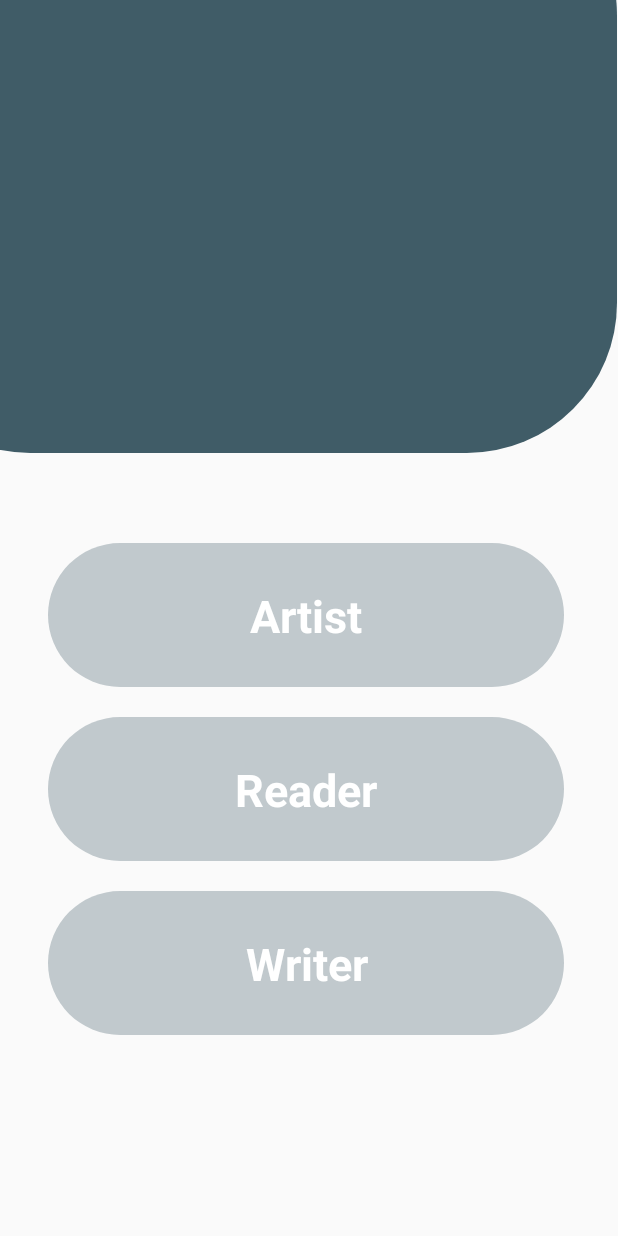
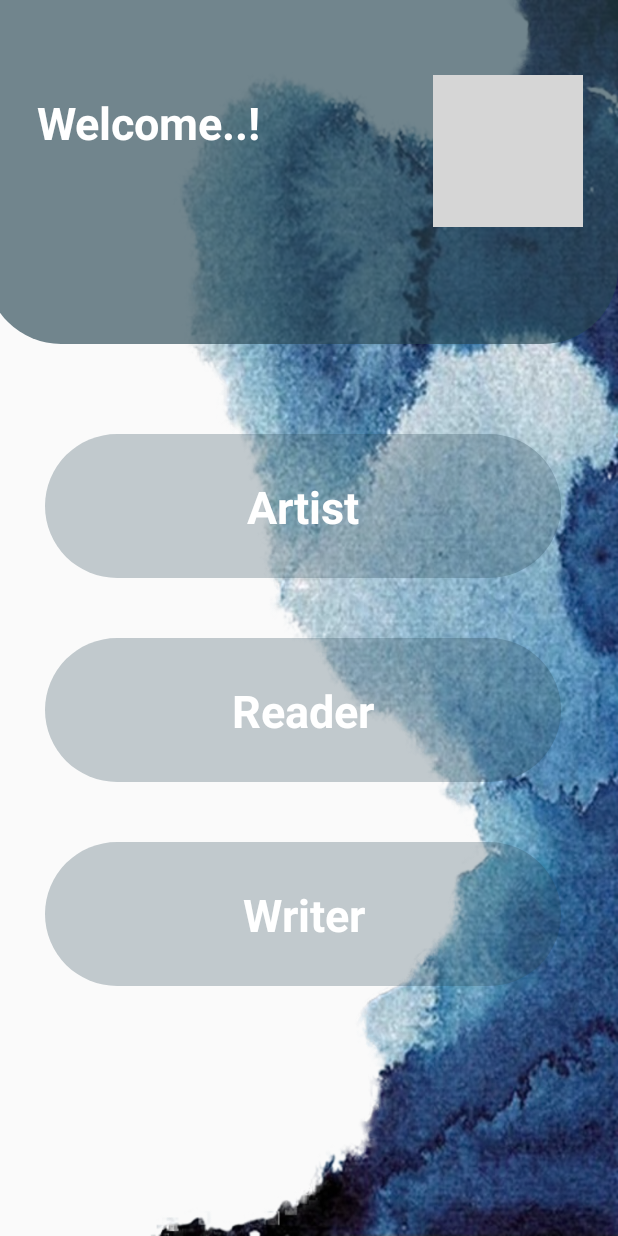
Before and after one commit to DinaAljutayli/MeToMe, an Android app: the CategoriesActivity screen opened directly, with no data from a screen before it, on a phone screen of 412 x 824 dp. Run offline under Robolectric (Android 15) with nearby library versions, the phone set to English and light mode, and no system bars; grey boxes are pictures that could not be loaded.

Commit message:
create new activities

```diff
--- a/app/build.gradle
+++ b/app/build.gradle
@@ -26,6 +26,12 @@ dependencies {
     implementation fileTree(dir: "libs", include: ["*.jar"])
     implementation 'androidx.appcompat:appcompat:1.2.0'
     implementation 'androidx.constraintlayout:constraintlayout:2.0.2'
+    implementation 'androidx.recyclerview:recyclerview:1.1.0'
+    implementation 'androidx.cardview:cardview:1.0.0'
+    implementation 'com.google.android.material:material:1.1.0'
+    implementation 'com.squareup.retrofit2:retrofit:2.6.4'
+    implementation 'com.squareup.retrofit2:converter-scalars:2.6.4'
+    implementation 'com.github.bumptech.glide:glide:3.8.0'
     testImplementation 'junit:junit:4.12'
     androidTestImplementation 'androidx.test.ext:junit:1.1.2'
     androidTestImplementation 'androidx.test.espresso:espresso-core:3.3.0'
--- a/app/src/main/AndroidManifest.xml
+++ b/app/src/main/AndroidManifest.xml
@@ -9,7 +9,9 @@
         android:roundIcon="@mipmap/ic_launcher_round"
         android:supportsRtl="true"
         android:theme="@style/AppTheme">
-        <activity android:name=".CategoriesActivity"></activity>
+        <activity android:name=".ArtistActivity"></activity>
+        <activity android:name=".ProfileActivity" />
+        <activity android:name=".CategoriesActivity" />
         <activity android:name=".SignUpActivity" />
         <activity android:name=".LoginActivity" />
         <activity android:name=".LoginSignUpActivity" />
--- a/app/src/main/java/com/example/metome/CategoriesActivity.java
+++ b/app/src/main/java/com/example/metome/CategoriesActivity.java
@@ -2,14 +2,32 @@ package com.example.metome;
 
 import androidx.appcompat.app.AppCompatActivity;
 
+import android.content.Intent;
 import android.os.Bundle;
+import android.view.View;
+import android.widget.ImageView;
 
 public class CategoriesActivity extends AppCompatActivity {
+
+    ImageView ivProfile;
 
     @Override
     protected void onCreate(Bundle savedInstanceState) {
         super.onCreate(savedInstanceState);
         setContentView(R.layout.activity_categories);
 
+        ivProfile = findViewById(R.id.ivProfile);
+
+        ivProfile.setOnClickListener(new View.OnClickListener() {
+            @Override
+            public void onClick(View view) {
+                Intent ProfileIntent = new Intent(CategoriesActivity.this,ProfileActivity.class);
+                startActivity(ProfileIntent);
+            }
+        });
+
+
+
+
     }
 }
--- /dev/null
+++ b/app/src/main/res/drawable/categories_shape.xml
@@ -0,0 +1,14 @@
+<?xml version="1.0" encoding="utf-8"?>
+<selector xmlns:android="http://schemas.android.com/apk/res/android">
+
+
+    <item>
+        <shape android:shape="rectangle">
+            <corners android:radius="50dp"/>
+            <solid android:color="#A6284854"/>
+
+        </shape>
+    </item>
+
+
+</selector>
--- a/app/src/main/res/layout/activity_categories.xml
+++ b/app/src/main/res/layout/activity_categories.xml
@@ -5,24 +5,60 @@
     xmlns:tools="http://schemas.android.com/tools"
     android:layout_width="match_parent"
     android:layout_height="match_parent"
-    tools:context=".CategoriesActivity">
+    tools:context=".CategoriesActivity"
+    android:background="@drawable/bk2">
+
 
     <LinearLayout
-        android:id="@+id/linearlayout"
-        android:layout_width="491dp"
-        android:layout_height="392dp"
-        android:layout_marginLeft="-80dp"
+        android:id="@+id/linearlayoutProfile"
+        android:layout_width="429dp"
+        android:layout_height="319dp"
+        android:layout_marginLeft="-9dp"
         android:layout_marginTop="-90dp"
-        android:background="@drawable/circle_dark_blue"
-        android:orientation="vertical" />
+        android:background="@drawable/categories_shape"
+        android:orientation="vertical">
+
+
+        <ImageView
+            android:id="@+id/ivProfile"
+            android:layout_width="100dp"
+            android:layout_height="101dp"
+            android:layout_marginLeft="298dp"
+            android:layout_marginTop="140dp"
+            android:background="@drawable/profile"
+            />
+
+        <TextView
+            android:layout_width="194dp"
+            android:layout_height="wrap_content"
+            android:layout_marginLeft="34dp"
+            android:layout_marginTop="-90dp"
+            android:text="@string/welcome"
+            android:textColor="#ffff"
+            android:textSize="30sp"
+            android:textStyle="bold" />
+
+        <TextView
+            android:id="@+id/tvcategoryName"
+            android:layout_width="259dp"
+            android:layout_height="69dp"
+            android:layout_marginLeft="34dp"
+            android:textColor="#ffff"
+            android:textSize="28sp"
+            android:textStyle="bold" />
+
+
+    </LinearLayout>
 
     <RelativeLayout
         android:layout_width="match_parent"
         android:layout_height="match_parent"
-        android:layout_below="@id/linearlayout">
+        android:layout_below="@id/linearlayoutProfile">
 
         <LinearLayout
-            android:layout_width="408dp"
+
+            android:id="@+id/linearlayout"
+            android:layout_width="420dp"
             android:layout_height="match_parent"
             android:layout_centerHorizontal="true"
             android:orientation="vertical">
@@ -50,7 +86,7 @@
                 android:layout_width="344dp"
                 android:layout_height="96dp"
                 android:layout_marginLeft="30dp"
-                android:layout_marginTop="20dp"
+                android:layout_marginTop="40dp"
                 android:background="@drawable/login_shape"
                 android:contentDescription="TODO"
                 android:gravity="center_horizontal"
@@ -66,16 +102,16 @@
                 android:layout_width="344dp"
                 android:layout_height="96dp"
                 android:layout_marginLeft="30dp"
-                android:layout_marginTop="20dp"
+                android:layout_marginTop="40dp"
+                android:background="@drawable/login_shape"
+                android:contentDescription="TODO"
+                android:gravity="center_horizontal"
+                android:padding="28dp"
+                android:text="@string/writer"
                 android:textAlignment="center"
-                android:background="@drawable/login_shape"
+                android:textColor="#ffff"
                 android:textSize="30dp"
-                android:text="@string/writer"
-                android:textColor="#ffff"
-                android:textStyle="bold"
-                android:padding="28dp"
-                android:contentDescription="TODO"
-                android:gravity="center_horizontal" />
+                android:textStyle="bold" />
 
 
         </LinearLayout>
--- a/app/src/main/res/layout/activity_login.xml
+++ b/app/src/main/res/layout/activity_login.xml
@@ -44,7 +44,7 @@
             />
 
         <EditText
-            android:id="@+id/etUsername"
+            android:id="@+id/etFullname"
             android:layout_width="222dp"
             android:layout_height="56dp"
             android:layout_marginLeft="30dp"
--- a/app/src/main/res/values/strings.xml
+++ b/app/src/main/res/values/strings.xml
@@ -10,4 +10,7 @@
     <string name="artist">Artist</string>
     <string name="reader">Reader</string>
     <string name="writer">Writer</string>
+    <string name="full_name">Full Name</string>
+    <string name="logout">Logout</string>
+    <string name="welcome">Welcome..!</string>
 </resources>
```
Also changed, not shown: app/src/main/java/com/example/metome/ArtistActivity.java (added, +26 -0 lines), app/src/main/java/com/example/metome/ProfileActivity.java (added, +33 -0 lines), app/src/main/res/layout/activity_artist.xml (added, +146 -0 lines), app/src/main/res/layout/activity_profile.xml (added, +110 -0 lines), app/src/main/res/layout/activity_sign_up.xml (+34 -15 lines), app/src/main/res/drawable/painter1.jpg (added), app/src/main/res/drawable/painter3.jpg (added), app/src/main/res/drawable/painter4.jpg (added), 2 other files.
